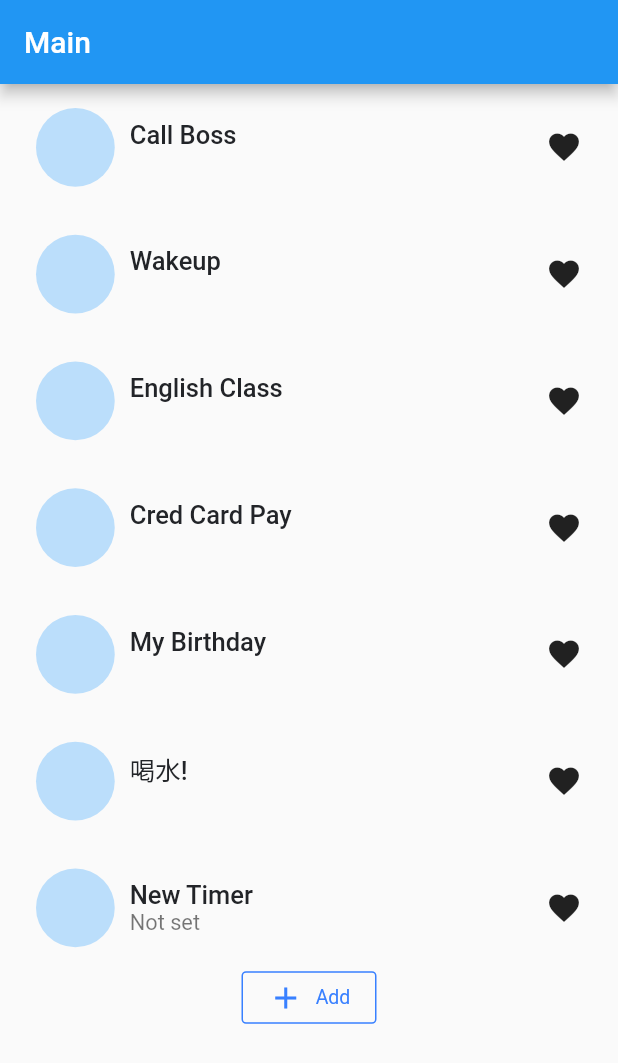
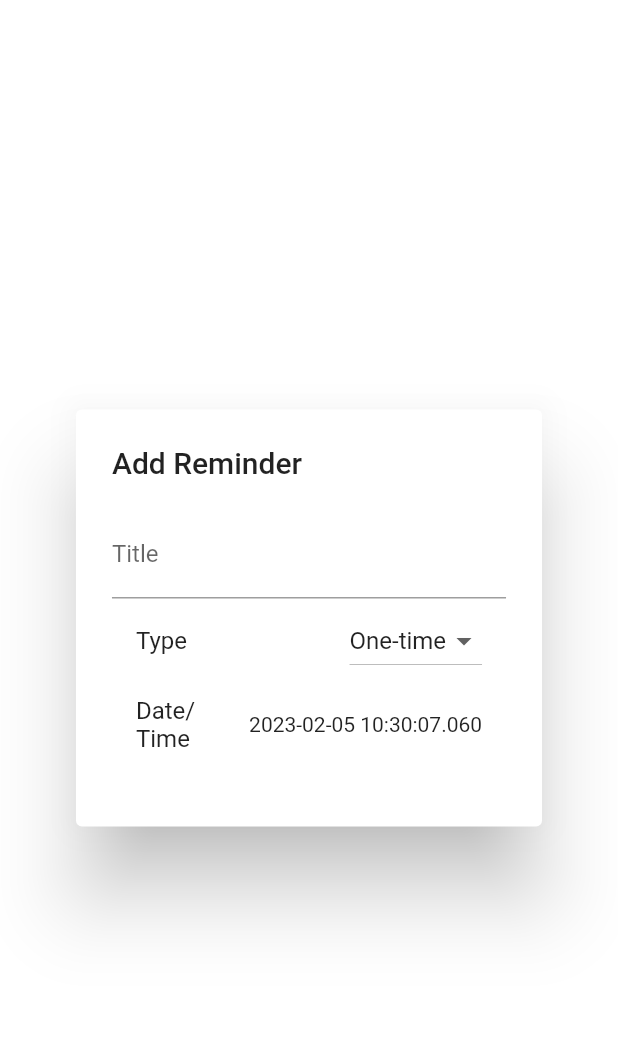
Before and after one commit to ingangi/simpletimer, a Flutter app: the screen it shows after launch, after a tap on "Add", on a phone screen of 412 x 824 dp. Shown: the top 1063 px of the screen. Run offline on Flutter 3.47's test engine with Material 2 defaults, Android fonts, the phone set to English and light mode, and no system bars; drawn by our look-alikes of getwidget; our stand-ins replace flutter_local_notifications; missing offline and left inert: window_manager; statements that could not run were skipped.

Commit message:
fix chatgpt's code

```diff
--- a/lib/add_task.dart
+++ b/lib/add_task.dart
@@ -1,56 +1,89 @@
 import 'package:flutter/material.dart';
 
-void main() => runApp(MyApp());
+class AddTaskDialog extends StatefulWidget {
+  const AddTaskDialog({super.key});
 
-class MyApp extends StatelessWidget {
   @override
-  Widget build(BuildContext context) {
-    return MaterialApp(
-      title: '提醒',
-      home: HomePage(),
-    );
-  }
+  _AddTaskDialogState createState() => _AddTaskDialogState();
 }
 
-class HomePage extends StatefulWidget {
-  @override
-  _HomePageState createState() => _HomePageState();
-}
-
-class _HomePageState extends State<HomePage> {
-  List<Reminder> _reminders = [];
+class _AddTaskDialogState extends State<AddTaskDialog> {
+  final _formKey = GlobalKey<FormState>();
+  final _titleController = TextEditingController();
+  DateTime _dateTime = DateTime.now();
+  int _type = 0;
 
   @override
   Widget build(BuildContext context) {
-    return Scaffold(
-      appBar: AppBar(
-        title: Text('提醒'),
+    return AlertDialog(
+        title: const Text("Add Reminder"),
+        content: Form(
+          key: _formKey,
+          child: Column(mainAxisSize: MainAxisSize.min, children: <Widget>[
+            TextFormField(
+              controller: _titleController,
+              decoration: InputDecoration(labelText: "Title"),
+              validator: (value) {
+                if (value!.isEmpty) {
+                  // return "Please enter a title";
+                }
+                return null;
+              },
             ),
-      body: ListView.builder(
-        itemCount: _reminders.length,
-        itemBuilder: (context, index) {
-          return ListTile(
-            title: Text(_reminders[index].reminder),
-            subtitle: Text(_reminders[index].time),
-            trailing: IconButton(
-              icon: Icon(Icons.delete),
-              onPressed: () {
+            ListTile(
+              title: Text("Type"),
+              trailing: DropdownButton<int>(
+                value: _type,
+                items: const [
+                  DropdownMenuItem(
+                    value: 0,
+                    child: Text("One-time"),
+                  ),
+                  DropdownMenuItem(
+                    value: 1,
+                    child: Text("Daily"),
+                  ),
+                  DropdownMenuItem(
+                    value: 2,
+                    child: Text("Yearly"),
+                  ),
+                ],
+                onChanged: (value) {
                   setState(() {
-                  _reminders.removeAt(index);
+                    _type = value!;
                   });
                 },
               ),
+            ),
+            ListTile(
+              title: Text("Date/Time"),
+              onTap: () async {
+                final dateTime = await showDatePicker(
+                  context: context,
+                  initialDate: _dateTime ?? DateTime.now(),
+                  firstDate: DateTime.now(),
+                  lastDate: DateTime(2100),
                 );
+                if (dateTime != null) {
+                  setState(() {
+                    _dateTime = dateTime;
+                  });
+                }
               },
+              trailing: Text(_dateTime?.toString() ?? ""),
             ),
-      floatingActionButton: FloatingActionButton(
-        child: Icon(Icons.add),
-        onPressed: () {
-          Navigator.of(context).push(MaterialPageRoute(
-            builder: (context) => AddReminderPage(),
+            const SizedBox(
+              height: 16.0,
+            ),
+            // RaisedButton(
+            //   child: Text("Add"),
+            //   onPressed: () {
+            //     // if (_formKey.currentState.validate()) {
+            //     //   final title = _titleController.text;
+            //     //   final reminder = Reminder(
+            //   },
+            // ),
+          ]),
         ));
-        },
-      ),
-    );
   }
 }
--- a/lib/main.dart
+++ b/lib/main.dart
@@ -4,6 +4,7 @@ import 'package:flutter/material.dart';
 import 'package:getwidget/getwidget.dart';
 import 'tasks.dart';
 import 'package:window_manager/window_manager.dart';
+import 'add_task.dart';
 
 void main() async {
   WidgetsFlutterBinding.ensureInitialized();
@@ -46,6 +47,7 @@ class SimpleTimer extends StatelessWidget {
           dialogBackgroundColor: Color.fromARGB(0, 0xFF, 0x6E, 0x31)),
       routes: {
         '/main': (context) => const MainPage(),
+        '/task': (context) => const AddTaskDialog(),
       },
       home: const MainPage(),
     );
@@ -94,9 +96,10 @@ class _MainState extends State<MainPage> with WindowListener {
 
   void addTask() {
     print("Add Task");
-    setState(() {
-      Config().tasks.add(TimerTask("New Timer", "Not set"));
-    });
+    Navigator.popAndPushNamed(context, '/task');
+    // setState(() {
+    //   Config().tasks.add(TimerTask("New Timer", "Not set"));
+    // });
   }
 
   @override
```
Lines whose indentation alone changed are shown as unchanged.
